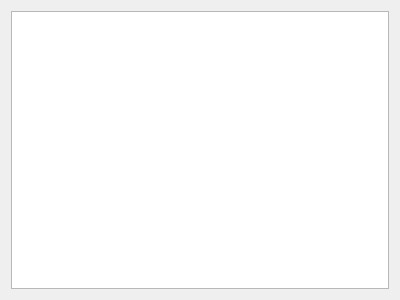
This is src/ui/FunctionViewWidget.ui in nemerle/dcc as Qt 5 draws it before an edit. The edited form follows.
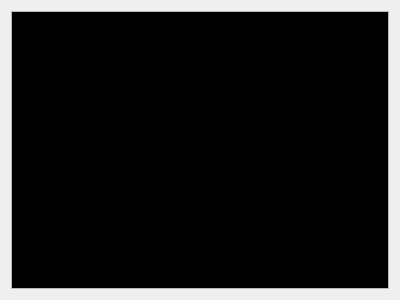
This is the edited form.

Commit message:
Use QTextDocument instead of html to build text display
Continued work on rendering disassembly level text.

Patch:
```diff
--- a/src/ui/FunctionViewWidget.ui
+++ b/src/ui/FunctionViewWidget.ui
@@ -16,9 +16,22 @@
   <layout class="QVBoxLayout" name="verticalLayout">
    <item>
     <widget class="QTextEdit" name="textEdit">
+     <property name="undoRedoEnabled">
+      <bool>false</bool>
+     </property>
+     <property name="lineWrapMode">
+      <enum>QTextEdit::NoWrap</enum>
+     </property>
       <property name="readOnly">
         <bool>true</bool>
       </property>
+     <property name="html">
+      <string>&lt;!DOCTYPE HTML PUBLIC &quot;-//W3C//DTD HTML 4.0//EN&quot; &quot;http://www.w3.org/TR/REC-html40/strict.dtd&quot;&gt;
+&lt;html&gt;&lt;head&gt;&lt;meta name=&quot;qrichtext&quot; content=&quot;1&quot; /&gt;&lt;style type=&quot;text/css&quot;&gt;
+p, li { white-space: pre-wrap; }
+&lt;/style&gt;&lt;/head&gt;&lt;body style=&quot; font-family:'Corbel'; font-size:10pt; font-weight:400; font-style:normal;&quot; bgcolor=&quot;#000000&quot;&gt;
+&lt;p style=&quot;-qt-paragraph-type:empty; margin-top:0px; margin-bottom:0px; margin-left:0px; margin-right:0px; -qt-block-indent:0; text-indent:0px;&quot;&gt;&lt;br /&gt;&lt;/p&gt;&lt;/body&gt;&lt;/html&gt;</string>
+     </property>
     </widget>
    </item>
   </layout>
```
Lines whose indentation alone changed are shown as unchanged. The commit also changes 5 other files.
